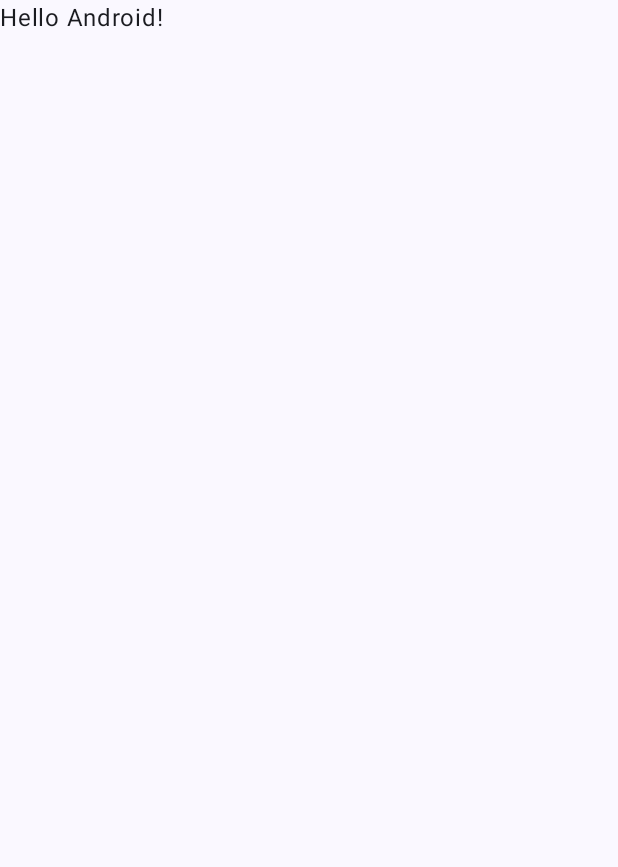
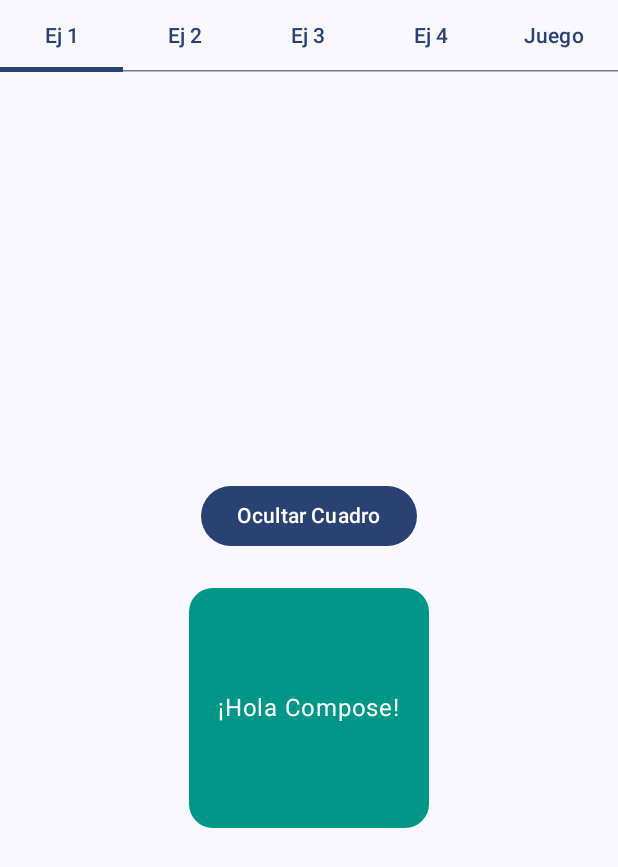
Before and after one commit to LeonardoFMP1902/Lab13Animaciones, an Android app built with Jetpack Compose: the screen it shows after launch (MainActivity), on a phone screen of 412 x 824 dp. Before the commit the part shown is almost empty. Shown: the top 867 px of the screen. Run offline under Robolectric (Android 15) with nearby library versions, the phone set to English and light mode, and no system bars.

Commit message:
feat(main): integra navegacion por pestanas para todos los ejercicios

```diff
--- a/app/src/main/java/com/example/lab13animaciones/MainActivity.kt
+++ b/app/src/main/java/com/example/lab13animaciones/MainActivity.kt
@@ -4,13 +4,12 @@ import android.os.Bundle
 import androidx.activity.ComponentActivity
 import androidx.activity.compose.setContent
 import androidx.activity.enableEdgeToEdge
+import androidx.compose.foundation.layout.Column
 import androidx.compose.foundation.layout.fillMaxSize
 import androidx.compose.foundation.layout.padding
-import androidx.compose.material3.Scaffold
-import androidx.compose.material3.Text
-import androidx.compose.runtime.Composable
+import androidx.compose.material3.*
+import androidx.compose.runtime.*
 import androidx.compose.ui.Modifier
-import androidx.compose.ui.tooling.preview.Preview
 import com.example.lab13animaciones.ui.theme.Lab13AnimacionesTheme
 
 class MainActivity : ComponentActivity() {
@@ -19,11 +18,8 @@ class MainActivity : ComponentActivity() {
         enableEdgeToEdge()
         setContent {
             Lab13AnimacionesTheme {
-                Scaffold(modifier = Modifier.fillMaxSize()) { innerPadding ->
-                    Greeting(
-                        name = "Android",
-                        modifier = Modifier.padding(innerPadding)
-                    )
+                Surface(modifier = Modifier.fillMaxSize()) {
+                    MenuPrincipalAnimaciones()
                 }
             }
         }
@@ -31,17 +27,31 @@ class MainActivity : ComponentActivity() {
 }
 
 @Composable
-fun Greeting(name: String, modifier: Modifier = Modifier) {
-    Text(
-        text = "Hello $name!",
-        modifier = modifier
-    )
-}
+fun MenuPrincipalAnimaciones() {
+    var pestanaSeleccionada by remember { mutableIntStateOf(0) }
+    val titulos = listOf("Ej 1", "Ej 2", "Ej 3", "Ej 4", "Juego")
 
-@Preview(showBackground = true)
-@Composable
-fun GreetingPreview() {
-    Lab13AnimacionesTheme {
-        Greeting("Android")
+    Scaffold(
+        topBar = {
+            TabRow(selectedTabIndex = pestanaSeleccionada) {
+                titulos.forEachIndexed { index, titulo ->
+                    Tab(
+                        selected = pestanaSeleccionada == index,
+                        onClick = { pestanaSeleccionada = index },
+                        text = { Text(titulo) }
+                    )
+                }
+            }
+        }
+    ) { innerPadding ->
+        Column(modifier = Modifier.padding(innerPadding)) {
+            when (pestanaSeleccionada) {
+                0 -> Ejercicio1Screen()
+                1 -> Ejercicio2Screen()
+                2 -> Ejercicio3Screen()
+                3 -> Ejercicio4Screen()
+                4 -> EjercicioFinalScreen()
+            }
+        }
     }
 }
```
